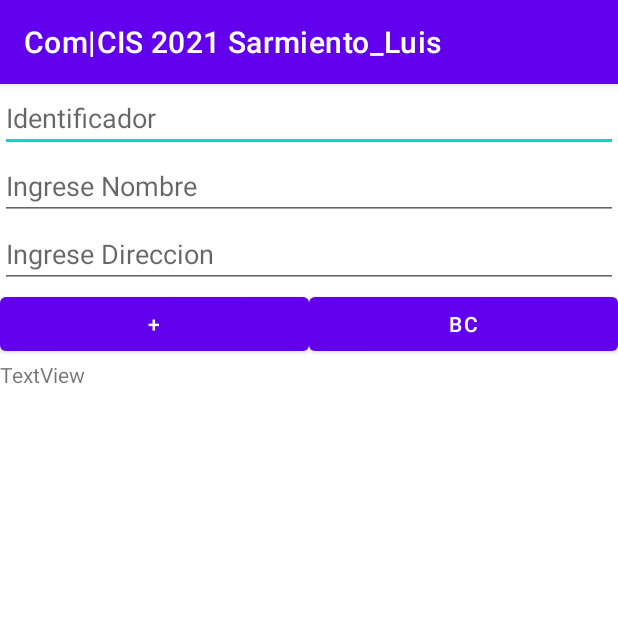
After one commit to Allen2316/Html-y-Css, an Android app: the ActivityVollyAlumno screen opened directly, with no data from a screen before it, on a phone screen of 412 x 824 dp, the top half of it. The commit adds this screen. Run offline under Robolectric (Android 15) with nearby library versions, the phone set to English and light mode, and no system bars.

Commit message:
update
avance practica android

```diff
--- a/practicas_android/Sarmiento_Luis/app/build.gradle
+++ b/practicas_android/Sarmiento_Luis/app/build.gradle
@@ -42,4 +42,5 @@ dependencies {
     testImplementation 'junit:junit:4.+'
     androidTestImplementation 'androidx.test.ext:junit:1.1.2'
     androidTestImplementation 'androidx.test.espresso:espresso-core:3.3.0'
+    implementation 'com.android.volley:volley:1.1.1'
 }
--- a/practicas_android/Sarmiento_Luis/app/src/main/AndroidManifest.xml
+++ b/practicas_android/Sarmiento_Luis/app/src/main/AndroidManifest.xml
@@ -3,6 +3,7 @@
     package="com.example.sarmiento_luis">
 
     <uses-permission android:name="android.permission.WRITE_EXTERNAL_STORAGE" />
+    <uses-permission android:name="android.permission.INTERNET" />
 
     <application
         android:allowBackup="true"
@@ -11,7 +12,8 @@
         android:roundIcon="@mipmap/ic_launcher_round"
         android:supportsRtl="true"
         android:theme="@style/Theme.Sarmiento_Luis">
-        <activity android:name=".ActivityBDDocente"></activity>
+        <activity android:name=".ActivityVollyAlumno"></activity>
+        <activity android:name=".ActivityBDDocente" />
         <activity android:name=".ActividadMemoriaSD" />
         <activity android:name=".ActivityMemoriaPrograma" />
         <activity
--- /dev/null
+++ b/practicas_android/Sarmiento_Luis/app/src/main/java/com/example/sarmiento_luis/ActivityVollyAlumno.java
@@ -0,0 +1,60 @@
+package com.example.sarmiento_luis;
+
+import androidx.appcompat.app.AppCompatActivity;
+import androidx.recyclerview.widget.RecyclerView;
+
+import android.os.Bundle;
+import android.view.View;
+import android.widget.Button;
+import android.widget.EditText;
+import android.widget.TextView;
+import android.widget.Toast;
+
+import com.example.sarmiento_luis.controlador.swvolley.ServicioWebVolly;
+import com.example.sarmiento_luis.modelos.Alumno;
+
+public class ActivityVollyAlumno extends AppCompatActivity implements View.OnClickListener {
+        EditText cajaId, cajaNombre, cajaDireccion;
+        Button btnGuardar, btnBuscarTodos;
+        TextView datos;
+        RecyclerView recyclerViewAlumno;
+        ServicioWebVolly servicio;
+
+    @Override
+    protected void onCreate(Bundle savedInstanceState) {
+        super.onCreate(savedInstanceState);
+        setContentView(R.layout.activity_volly_alumno);
+        cargarComponentes();
+    }
+
+    public void cargarComponentes(){
+        cajaId=findViewById(R.id.txtIdAlumnoVolly);
+        cajaNombre=findViewById(R.id.txtNombreAlumnoVolly);
+        cajaDireccion=findViewById(R.id.txtDireccionAlumnoVolly);
+        datos = findViewById(R.id.lblDatosAlumnoVolly);
+        btnGuardar=findViewById(R.id.btnInsetarAlumnoVolly);
+        btnBuscarTodos=findViewById(R.id.btnBuscarTodosAlumnoVolly);
+        recyclerViewAlumno = findViewById(R.id.recyclerAlumnoVolly);
+    }
+
+    @Override
+    public void onClick(View v) {
+        switch (v.getId()){
+            case R.id.btnInsetarAlumnoVolly:
+                Alumno alumno = new Alumno();
+                alumno.setIdAlumno(Integer.parseInt(cajaId.getText().toString()));
+                alumno.setNombre(cajaNombre.getText().toString());
+                alumno.setDireccion(cajaDireccion.getText().toString());
+                boolean estado = servicio.insertar(alumno);
+                if (estado){
+                    Toast.makeText(this, "Alumno Registrado", Toast.LENGTH_SHORT).show();
+                }else{
+                    Toast.makeText(this, "Alumno No Registrado", Toast.LENGTH_SHORT).show();
+                }
+                break;
+            case  R.id.btnBuscarTodosAlumnoVolly:
+
+                break;
+        }
+    }
+}
--- a/practicas_android/Sarmiento_Luis/app/src/main/java/com/example/sarmiento_luis/Activity_Principal.java
+++ b/practicas_android/Sarmiento_Luis/app/src/main/java/com/example/sarmiento_luis/Activity_Principal.java
@@ -86,6 +86,10 @@ public class Activity_Principal extends AppCompatActivity {
                 intent = new Intent(Activity_Principal.this, ActivityBDDocente.class);
                 startActivity(intent);
                 break;
+            case R.id.opcionAlumnoWS:
+                intent = new Intent(Activity_Principal.this, ActivityVollyAlumno.class);
+                startActivity(intent);
+                break;
             default:
                 return super.onOptionsItemSelected(item);
         }
--- a/practicas_android/Sarmiento_Luis/app/src/main/java/com/example/sarmiento_luis/helper/DocenteAdapter.java
+++ /dev/null
@@ -1,5 +0,0 @@
-package com.example.sarmiento_luis.helper;
-
-public class DocenteAdapter {
-
-}
--- a/practicas_android/Sarmiento_Luis/app/src/main/res/layout/activity_b_d_docente.xml
+++ b/practicas_android/Sarmiento_Luis/app/src/main/res/layout/activity_b_d_docente.xml
@@ -86,6 +86,7 @@
         android:text="TextView" />
 
     <androidx.recyclerview.widget.RecyclerView
+        android:id="@+id/recyclerDocente"
         android:layout_width="match_parent"
         android:layout_height="match_parent" />
 </LinearLayout>
--- /dev/null
+++ b/practicas_android/Sarmiento_Luis/app/src/main/res/layout/activity_volly_alumno.xml
@@ -0,0 +1,67 @@
+<?xml version="1.0" encoding="utf-8"?>
+<LinearLayout xmlns:android="http://schemas.android.com/apk/res/android"
+    xmlns:app="http://schemas.android.com/apk/res-auto"
+    xmlns:tools="http://schemas.android.com/tools"
+    android:layout_width="match_parent"
+    android:layout_height="match_parent"
+    android:orientation="vertical"
+    tools:context=".ActivityVollyAlumno">
+
+    <EditText
+        android:id="@+id/txtIdAlumnoVolly"
+        android:layout_width="match_parent"
+        android:layout_height="wrap_content"
+        android:ems="10"
+        android:inputType="textPersonName"
+        android:hint="Identificador" />
+
+    <EditText
+        android:id="@+id/txtNombreAlumnoVolly"
+        android:layout_width="match_parent"
+        android:layout_height="wrap_content"
+        android:ems="10"
+        android:inputType="textPersonName"
+        android:hint="Ingrese Nombre" />
+
+    <EditText
+        android:id="@+id/txtDireccionAlumnoVolly"
+        android:layout_width="match_parent"
+        android:layout_height="wrap_content"
+        android:ems="10"
+        android:inputType="textPersonName"
+        android:hint="Ingrese Direccion" />
+
+    <LinearLayout
+        android:layout_width="match_parent"
+        android:layout_height="wrap_content"
+        android:orientation="horizontal">
+
+        <Button
+            android:id="@+id/btnInsetarAlumnoVolly"
+            android:layout_width="wrap_content"
+            android:layout_height="wrap_content"
+            android:layout_weight="1"
+            android:text="+" />
+
+        <Button
+            android:id="@+id/btnBuscarTodosAlumnoVolly"
+            android:layout_width="wrap_content"
+            android:layout_height="wrap_content"
+            android:layout_weight="1"
+            android:text="BC" />
+    </LinearLayout>
+
+    <TextView
+        android:id="@+id/lblDatosAlumnoVolly"
+        android:layout_width="wrap_content"
+        android:layout_height="wrap_content"
+        android:text="TextView" />
+
+    <androidx.recyclerview.widget.RecyclerView
+        android:id="@+id/recyclerAlumnoVolly"
+        android:layout_width="match_parent"
+        android:layout_height="match_parent" >
+
+    </androidx.recyclerview.widget.RecyclerView>
+
+</LinearLayout>
--- a/practicas_android/Sarmiento_Luis/app/src/main/res/menu/activity__principal.xml
+++ b/practicas_android/Sarmiento_Luis/app/src/main/res/menu/activity__principal.xml
@@ -22,4 +22,8 @@
         android:id="@+id/opcionDB"
         android:title="SQLite">
     </item>
+    <item
+        android:id="@+id/opcionAlumnoWS"
+        android:title="Alumno WS">
+    </item>
 </menu>
```
Also changed, not shown: practicas_android/Sarmiento_Luis/app/src/main/java/com/example/sarmiento_luis/ActivityBDDocente.java (+32 -4 lines), practicas_android/Sarmiento_Luis/app/src/main/java/com/example/sarmiento_luis/adapter/DocenteAdapter.java (+56 -1 lines), practicas_android/Sarmiento_Luis/app/src/main/java/com/example/sarmiento_luis/controlador/swvolley/ServicioWebVolly.java (added, +64 -0 lines), practicas_android/Sarmiento_Luis/app/src/main/java/com/example/sarmiento_luis/controlador/swvolley/VolleyAlumnosSingleton.java (added, +38 -0 lines), practicas_android/Sarmiento_Luis/app/src/main/java/com/example/sarmiento_luis/modelos/Alumno.java (added, +40 -0 lines), practicas_android/Sarmiento_Luis/app/src/main/res/layout/layout_item_docente.xml (added, +36 -0 lines), practicas_android/Sarmiento_Luis/gradle/wrapper/gradle-wrapper.properties, 1 other file.
